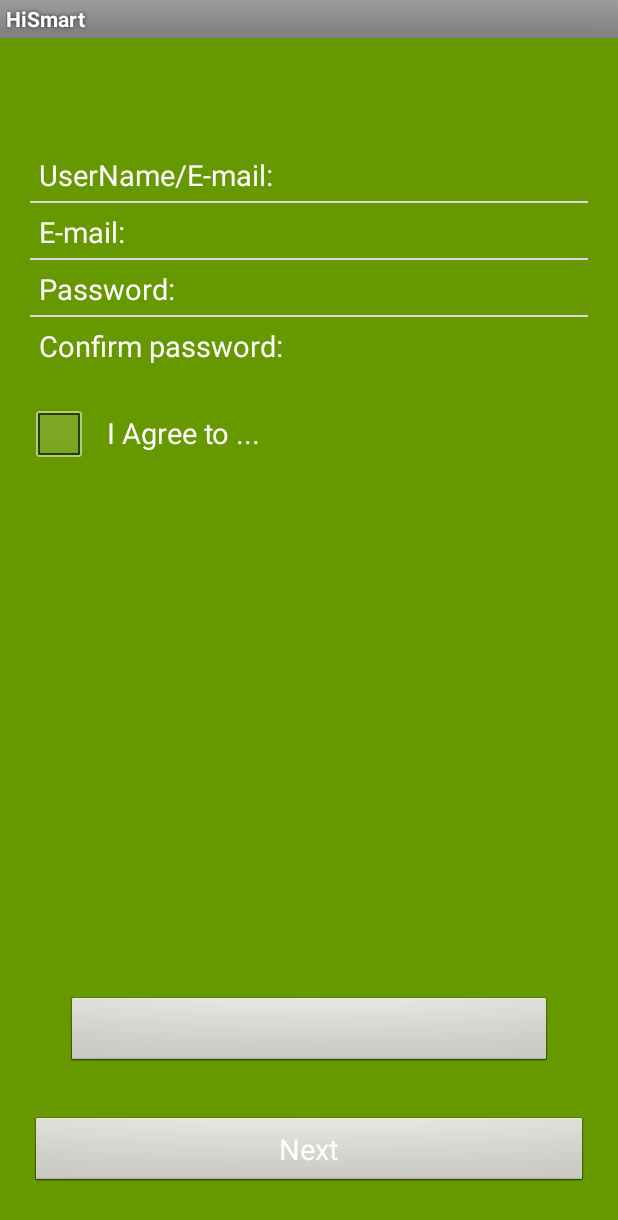
After one commit to SmallTigerBrother/HIiSmart-Android, an Android app: the layout register_activity.xml on its own in the app's theme, with its tools: preview values and no code run, on a phone screen of 412 x 824 dp. The commit adds this screen. Shown: the top 1220 px of the screen. Run offline under Robolectric (Android 15) with nearby library versions, the phone set to English and light mode, and no system bars.

Commit message:
新增登录、注册功能

```diff
--- a/HiRemote/app/src/main/java/com/lepow/hiremote/misc/IntentKeys.java
+++ b/HiRemote/app/src/main/java/com/lepow/hiremote/misc/IntentKeys.java
@@ -22,4 +22,8 @@ public class IntentKeys
 	 */
 	public static final String PERIPHERAL_INFO = "peripheral_info";
 
+	public static final String USER_NAME = "";
+
+	public static final String PASSWORD = "";
+
 }
--- /dev/null
+++ b/HiRemote/app/src/main/res/layout/register_activity.xml
@@ -0,0 +1,116 @@
+<?xml version="1.0" encoding="utf-8"?>
+<RelativeLayout xmlns:android="http://schemas.android.com/apk/res/android"
+              android:layout_width="match_parent"
+              android:layout_height="match_parent"
+    android:background="@android:color/holo_green_dark">
+
+    <LinearLayout
+        android:id="@+id/register_input_layout"
+        android:layout_width="match_parent"
+        android:layout_height="wrap_content"
+        android:layout_marginTop="@dimen/margin_val_144px"
+        android:layout_marginLeft="@dimen/margin_val_40px"
+        android:layout_marginRight="@dimen/margin_val_40px"
+        android:orientation="vertical">
+
+        <EditText
+            android:id="@+id/register_username_input"
+            android:layout_width="match_parent"
+            android:layout_height="wrap_content"
+            android:background="@drawable/bottom_d9d9d9_stroke_transparent_bg"
+            android:padding="@dimen/margin_val_10px"
+            android:hint="@string/account_hint"
+            android:textColorHint="@android:color/white"
+            android:textColor="@android:color/white"
+            android:textSize="@dimen/text_size_32pt"
+            android:singleLine="true"/>
+
+        <EditText
+            android:id="@+id/login_email_input"
+            android:layout_width="match_parent"
+            android:layout_height="wrap_content"
+            android:background="@drawable/bottom_d9d9d9_stroke_transparent_bg"
+            android:textSize="@dimen/text_size_32pt"
+            android:padding="@dimen/margin_val_10px"
+            android:textColorHint="@android:color/white"
+            android:textColor="@android:color/white"
+            android:hint="@string/email_hint"
+            android:singleLine="true"/>
+
+        <EditText
+            android:id="@+id/register_password_input"
+            android:layout_width="match_parent"
+            android:layout_height="wrap_content"
+            android:background="@drawable/bottom_d9d9d9_stroke_transparent_bg"
+            android:textSize="@dimen/text_size_32pt"
+            android:padding="@dimen/margin_val_10px"
+            android:textColorHint="@android:color/white"
+            android:textColor="@android:color/white"
+            android:hint="@string/password_hint"
+            android:singleLine="true"/>
+
+
+        <EditText
+            android:id="@+id/register_password_confirm_input"
+            android:layout_width="match_parent"
+            android:layout_height="wrap_content"
+            android:background="@android:color/transparent"
+            android:textSize="@dimen/text_size_32pt"
+            android:padding="@dimen/margin_val_10px"
+            android:textColorHint="@android:color/white"
+            android:textColor="@android:color/white"
+            android:hint="@string/confirm_password_hint"
+            android:singleLine="true"/>
+
+    </LinearLayout>
+
+    <LinearLayout
+        android:layout_width="match_parent"
+        android:layout_height="wrap_content"
+        android:layout_marginLeft="@dimen/margin_val_40px"
+        android:layout_marginRight="@dimen/margin_val_40px"
+        android:layout_marginTop="@dimen/margin_val_30px"
+        android:layout_below="@+id/register_input_layout"
+        >
+
+        <CheckBox
+            android:id="@+id/register_agreement_checkbox"
+            android:layout_width="wrap_content"
+            android:layout_height="wrap_content"
+            android:layout_gravity="center_vertical"/>
+
+        <TextView
+            android:id="@+id/register_agreement"
+            android:layout_width="wrap_content"
+            android:layout_height="wrap_content"
+            android:layout_gravity="center_vertical"
+            android:textColor="@android:color/white"
+            android:textSize="@dimen/text_size_32pt"
+            android:layout_marginLeft="20px"
+            android:text="@string/regsiter_agree_policy"/>
+
+    </LinearLayout>
+
+    <Button
+        android:id="@+id/register_next_btn"
+        android:layout_width="match_parent"
+        android:layout_height="wrap_content"
+        android:layout_alignParentBottom="true"
+        android:layout_marginBottom="@dimen/margin_val_60px"
+        android:layout_marginLeft="@dimen/margin_val_40px"
+        android:layout_marginRight="@dimen/margin_val_40px"
+        android:text="@string/next"
+        android:textSize="@dimen/text_size_32pt"
+        android:textColor="@android:color/white"/>
+
+    <Button
+        android:id="@+id/facebook_login_btn"
+        android:layout_width="match_parent"
+        android:layout_height="wrap_content"
+        android:layout_above="@id/register_next_btn"
+        android:layout_marginBottom="@dimen/margin_val_60px"
+        android:layout_marginLeft="@dimen/margin_val_86px"
+        android:layout_marginRight="@dimen/margin_val_86px"/>
+
+
+</RelativeLayout>
--- a/HiRemote/app/src/main/res/values/strings.xml
+++ b/HiRemote/app/src/main/res/values/strings.xml
@@ -68,6 +68,13 @@
     <string name="voice_memo">Voice Memos</string>
     <string name="play_sounds">Play Sounds</string>
     <string name="stop">Stop</string>
+    <string name="forgot_password">Forgot password</string>
+    <string name="password_hint">Password:</string>
+    <string name="account_hint">UserName/E-mail:</string>
+    <string name="user_name_hint">UserName:</string>
+    <string name="email_hint">E-mail:</string>
+    <string name="confirm_password_hint">Confirm password:</string>
+    <string name="regsiter_agree_policy">I Agree to ...</string>
 
     <string name="private_policy_tips">Find the private policy here.</string>
     <string name="terms_conditions_tips">Find the information here.</string>
```
Also changed, not shown: HiRemote/app/src/main/java/com/lepow/hiremote/authorise/LoginActivity.java (added, +57 -0 lines), HiRemote/app/src/main/java/com/lepow/hiremote/authorise/ProfileActivity.java (added, +17 -0 lines), HiRemote/app/src/main/java/com/lepow/hiremote/authorise/RegisterActivity.java (added, +114 -0 lines), HiRemote/app/src/main/res/layout/login_activity.xml (added, +76 -0 lines), HiRemote/app/src/main/res/layout/profile_activity.xml (added, +7 -0 lines).
